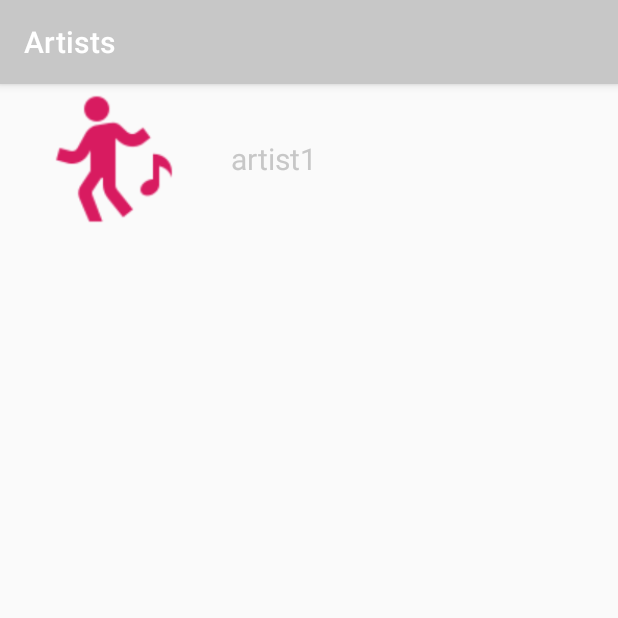
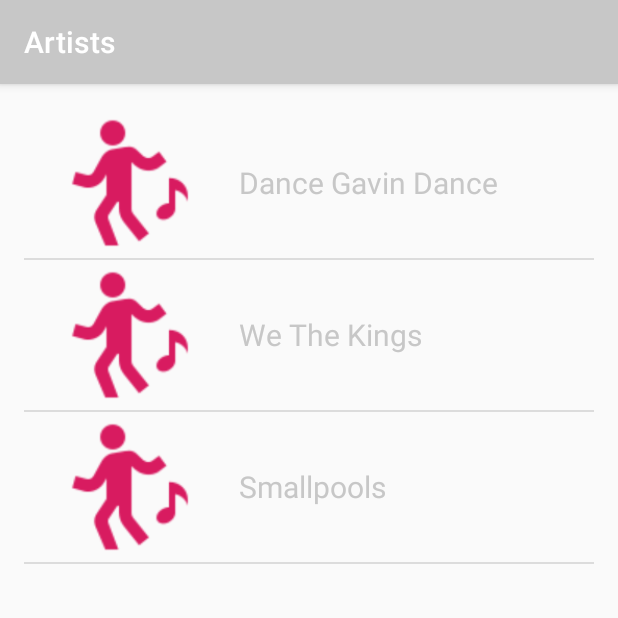
Before and after one commit to AnaCr/MusicalStructure, an Android app: the BrowseArtistsActivity screen opened directly, with no data from a screen before it, on a phone screen of 412 x 824 dp, the top half of it. Run offline under Robolectric (Android 15) with nearby library versions, the phone set to English and light mode, and no system bars.

Commit message:
List songs and artists when browsing

```diff
--- a/app/src/main/java/com/example/anala/musicalstructure/BrowseArtistsActivity.java
+++ b/app/src/main/java/com/example/anala/musicalstructure/BrowseArtistsActivity.java
@@ -5,15 +5,20 @@ import android.support.v7.app.AppCompatActivity;
 import android.os.Bundle;
 import android.view.View;
 import android.widget.LinearLayout;
+import android.widget.ListView;
+
+import java.util.ArrayList;
 
 public class BrowseArtistsActivity extends AppCompatActivity {
 
     @Override
     protected void onCreate(Bundle savedInstanceState) {
         super.onCreate(savedInstanceState);
-        setContentView(R.layout.activity_browse_artists);
+        setContentView(R.layout.browse_item_list);
 
-        //Find view by id
+
+        //TODO: set click listener for artist_parent_view
+        /*//Find view by id
         LinearLayout artist = findViewById(R.id.artist_parent_view);
 
         //Set onClickListener
@@ -24,6 +29,18 @@ public class BrowseArtistsActivity extends AppCompatActivity {
                 Intent ArtistIntent = new Intent(BrowseArtistsActivity.this, ArtistActivity.class);
                 startActivity(ArtistIntent);
             }
-        });
+        });*/
+
+        // List the artists
+        ArrayList<Item> Artists = new ArrayList<Item>();
+        Artists.add(new Item("Dance Gavin Dance", R.drawable.artist_icon));
+        Artists.add(new Item("We The Kings", R.drawable.artist_icon));
+        Artists.add(new Item("Smallpools", R.drawable.artist_icon));
+
+        ItemAdapter adapter = new ItemAdapter(this, Artists);
+
+        ListView listView = (ListView) findViewById(R.id.list);
+
+        listView.setAdapter(adapter);
     }
 }
--- /dev/null
+++ b/app/src/main/java/com/example/anala/musicalstructure/Item.java
@@ -0,0 +1,31 @@
+package com.example.anala.musicalstructure;
+
+public class Item {
+
+    // Item name
+    private String mItemName;
+
+    // Drawable ID
+    private int mItemDrawableId;
+
+    /**
+     * Create a new Item object.
+     *
+     * @param itemName is the name of the song
+     * @param itemDrawableId is the id of the corresponding drawable
+     */
+    public Item(String itemName, int itemDrawableId) {
+        mItemName = itemName;
+        mItemDrawableId = itemDrawableId;
+    }
+
+    // get the item's name
+    public String getmItemName() {
+        return mItemName;
+    }
+
+    // get the drawable id
+    public int getmItemDrawableId() {
+        return mItemDrawableId;
+    }
+}
--- /dev/null
+++ b/app/src/main/java/com/example/anala/musicalstructure/ItemAdapter.java
@@ -0,0 +1,37 @@
+package com.example.anala.musicalstructure;
+
+import android.app.Activity;
+import android.view.LayoutInflater;
+import android.view.View;
+import android.view.ViewGroup;
+import android.widget.ArrayAdapter;
+import android.widget.ImageView;
+import android.widget.TextView;
+
+import java.util.ArrayList;
+
+public class ItemAdapter extends ArrayAdapter<Item> {
+
+    public ItemAdapter(Activity context, ArrayList<Item> Items) {
+        super(context, 0, Items);
+    }
+
+    @Override
+    public View getView(int position, View convertView, ViewGroup parent) {
+        View listItemView = convertView;
+        if (listItemView == null) {
+            listItemView = LayoutInflater.from(getContext()).inflate(
+                    R.layout.list_item, parent, false);
+        }
+
+        Item currentItem = getItem(position);
+
+        TextView itemNameTextView = listItemView.findViewById(R.id.item_name_text_view);
+        itemNameTextView.setText(currentItem.getmItemName());
+
+        ImageView itemDrawableView = listItemView.findViewById(R.id.item_drawable_image_view);
+        itemDrawableView.setImageResource(currentItem.getmItemDrawableId());
+
+        return listItemView;
+    }
+}
--- /dev/null
+++ b/app/src/main/res/layout/browse_item_list.xml
@@ -0,0 +1,12 @@
+<?xml version="1.0" encoding="utf-8"?>
+<ListView xmlns:android="http://schemas.android.com/apk/res/android"
+    xmlns:app="http://schemas.android.com/apk/res-auto"
+    xmlns:tools="http://schemas.android.com/tools"
+    android:id="@+id/list"
+    android:layout_width="match_parent"
+    android:layout_height="match_parent"
+    android:orientation="vertical"
+    android:padding="@dimen/padding16"
+    tools:context=".BrowseSongsActivity">
+
+</ListView>
--- /dev/null
+++ b/app/src/main/res/layout/list_item.xml
@@ -0,0 +1,35 @@
+<?xml version="1.0" encoding="utf-8"?>
+<LinearLayout xmlns:android="http://schemas.android.com/apk/res/android"
+    xmlns:app="http://schemas.android.com/apk/res-auto"
+    xmlns:tools="http://schemas.android.com/tools"
+    android:layout_width="match_parent"
+    android:layout_height="match_parent"
+    android:orientation="vertical"
+    tools:context=".BrowseArtistsActivity">
+
+    <LinearLayout
+        android:id="@+id/artist_parent_view"
+        android:layout_width="match_parent"
+        android:layout_height="wrap_content"
+        android:orientation="horizontal">
+
+        <ImageView
+            android:id="@+id/item_drawable_image_view"
+            android:layout_width="100dp"
+            android:layout_height="100dp"
+            android:layout_weight="1"
+            android:src="@drawable/artist_icon"/>
+
+        <TextView
+            android:id="@+id/item_name_text_view"
+            style="@style/RegularStyle"
+            android:layout_width="150dp"
+            android:layout_height="match_parent"
+            android:layout_weight="2"
+            android:text="@string/artist1"
+            android:gravity="center_vertical"
+            android:textColor="@color/colorPrimary"/>
+
+    </LinearLayout>
+
+</LinearLayout>
```
Also changed, not shown: app/src/main/java/com/example/anala/musicalstructure/BrowseAlbumsActivity.java (+4 -3 lines), app/src/main/java/com/example/anala/musicalstructure/BrowseSongsActivity.java (+24 -10 lines), app/src/main/java/com/example/anala/musicalstructure/Song.java (added, +42 -0 lines), app/src/main/java/com/example/anala/musicalstructure/SongAdapter.java (added, +40 -0 lines), app/src/main/res/layout/list_song.xml (renamed from app/src/main/res/layout/activity_browse_songs.xml, +2 -7 lines).
